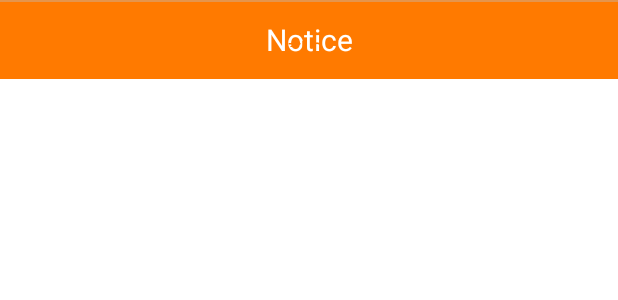
After one commit to suno9234/2021_moblie_software, an Android app: the layout insertinfo_popup.xml on its own in the app's theme, with its tools: preview values and no code run, on a phone screen of 412 x 824 dp. The commit adds this screen. Shown: the top 300 px of the screen. Run offline under Robolectric (Android 15) with nearby library versions, the phone set to English and light mode, and no system bars.

Commit message:
login_popup_test

```diff
--- a/app/src/main/AndroidManifest.xml
+++ b/app/src/main/AndroidManifest.xml
@@ -28,6 +28,7 @@
         <activity android:name=".UserInfo"
             />
         <activity android:name=".Board" />
+        <activity android:name=".InsertInfo"/>
     </application>
 
 </manifest>
--- a/app/src/main/java/com/example/project/UserInfo.java
+++ b/app/src/main/java/com/example/project/UserInfo.java
@@ -45,11 +45,11 @@ public class UserInfo extends AppCompatActivity {
         btn.setOnClickListener(new Button.OnClickListener(){
             public void onClick(View view){
                 FirebaseDatabase database = FirebaseDatabase.getInstance();
-                DatabaseReference userRef =  database.getReference("users");
+                DatabaseReference databaseReference =  database.getReference();
                 FirebaseUser user = FirebaseAuth.getInstance().getCurrentUser();
                 if (user!=null) {
                     String uid = user.getUid();
-                    userRef.setValue(uid);
+                    databaseReference.child("users").child(uid).setValue("1");
                 }
             }
         });
--- a/app/src/main/res/layout/activity_menu_select.xml
+++ b/app/src/main/res/layout/activity_menu_select.xml
@@ -2,7 +2,9 @@
 <androidx.constraintlayout.widget.ConstraintLayout xmlns:android="http://schemas.android.com/apk/res/android"
     xmlns:app="http://schemas.android.com/apk/res-auto"
     android:layout_width="match_parent"
-    android:layout_height="match_parent">
+    android:layout_height="match_parent"
+    xmlns:tools="http://schemas.android.com/tools"
+    tools:context=".MenuSelectActivity">
     <LinearLayout
         android:paddingHorizontal="20dp"
         android:layout_width="match_parent"
--- /dev/null
+++ b/app/src/main/res/layout/insertinfo_popup.xml
@@ -0,0 +1,83 @@
+<?xml version="1.0" encoding="utf-8"?>
+<androidx.constraintlayout.widget.ConstraintLayout xmlns:android="http://schemas.android.com/apk/res/android"
+    xmlns:app="http://schemas.android.com/apk/res-auto"
+    android:layout_width="match_parent"
+    android:layout_height="match_parent">
+
+    <LinearLayout
+        android:id="@+id/linearLayout"
+        android:layout_width="0dp"
+        android:layout_height="wrap_content"
+        android:orientation="horizontal"
+        app:layout_constraintEnd_toEndOf="parent"
+        app:layout_constraintStart_toStartOf="parent"
+        app:layout_constraintTop_toTopOf="@+id/view">
+
+        <TextView
+            android:layout_width="match_parent"
+            android:layout_height="53dp"
+            android:background="#ff7a00"
+            android:gravity="center"
+            android:text="Notice"
+            android:textColor="#fff"
+            android:textSize="20sp" />
+    </LinearLayout>
+    <!-- //end 타이틀바 -->
+
+    <!-- Notice -->
+    <LinearLayout
+        android:id="@+id/linearLayout2"
+        android:layout_width="0dp"
+        android:layout_height="wrap_content"
+        android:orientation="vertical"
+        android:padding="24dp"
+        app:layout_constraintEnd_toEndOf="parent"
+        app:layout_constraintStart_toStartOf="parent"
+        app:layout_constraintTop_toTopOf="@+id/linearLayout">
+
+        <TextView
+            android:id="@+id/txtText"
+            android:layout_width="match_parent"
+            android:layout_height="wrap_content"
+            android:layout_marginBottom="3dp"
+            android:alpha="0.87"
+            android:gravity="center"
+            android:textColor="#000"
+            android:textSize="15sp" />
+    </LinearLayout>
+    <!-- Notice -->
+
+    <View
+        android:id="@+id/view"
+        android:layout_width="0dp"
+        android:layout_height="1dp"
+        android:background="#66bdbdbd"
+        app:layout_constraintBottom_toTopOf="parent"
+        app:layout_constraintEnd_toEndOf="parent"
+        app:layout_constraintStart_toStartOf="parent"
+        app:layout_constraintTop_toTopOf="parent" />
+
+    <!-- 닫기 버튼 -->
+    <LinearLayout
+        android:id="@+id/linearLayout3"
+        android:layout_width="0dp"
+        android:layout_height="wrap_content"
+        android:gravity="center"
+        android:orientation="horizontal"
+        app:layout_constraintEnd_toEndOf="parent"
+        app:layout_constraintStart_toStartOf="parent"
+        app:layout_constraintTop_toTopOf="@+id/linearLayout">
+
+        <Button
+            android:layout_width="match_parent"
+            android:layout_height="53dp"
+            android:background="#00000000"
+            android:gravity="center"
+            android:onClick="mOnClose"
+            android:padding="16dp"
+            android:text="확인"
+            android:textColor="#ff7a00"
+            android:textSize="15sp" />
+    </LinearLayout>
+
+</androidx.constraintlayout.widget.ConstraintLayout>
```
Also changed, not shown: app/src/main/java/com/example/project/InsertInfo.java (added, +58 -0 lines), app/src/main/java/com/example/project/LoginActivity.java (+29 -0 lines).
